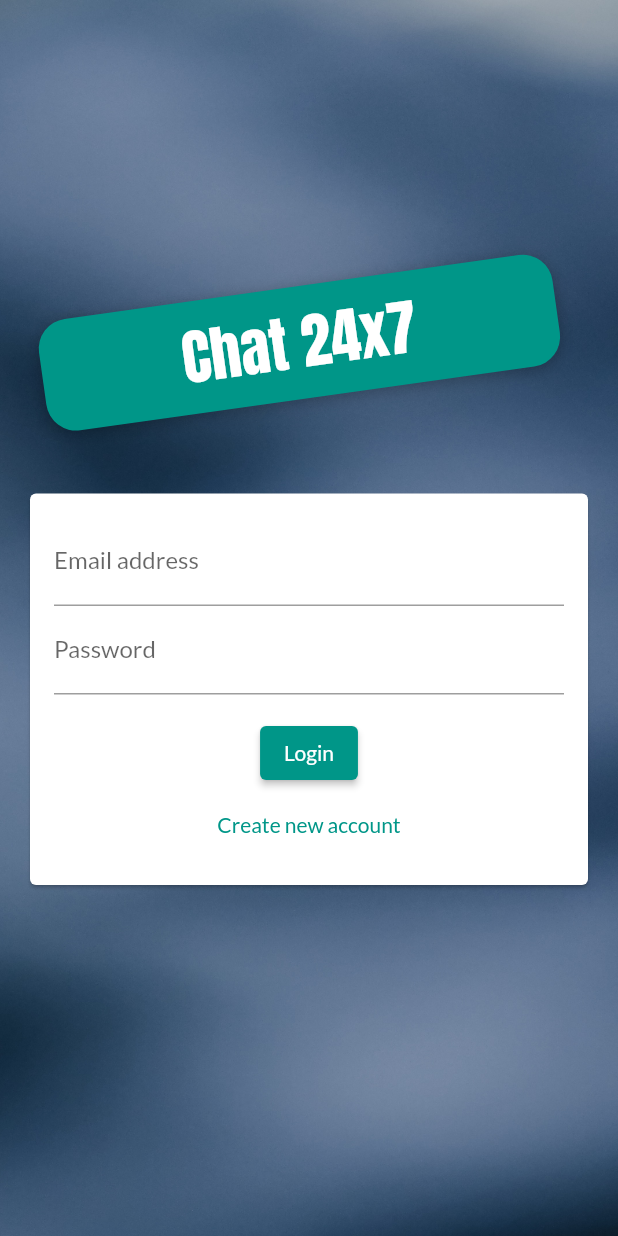
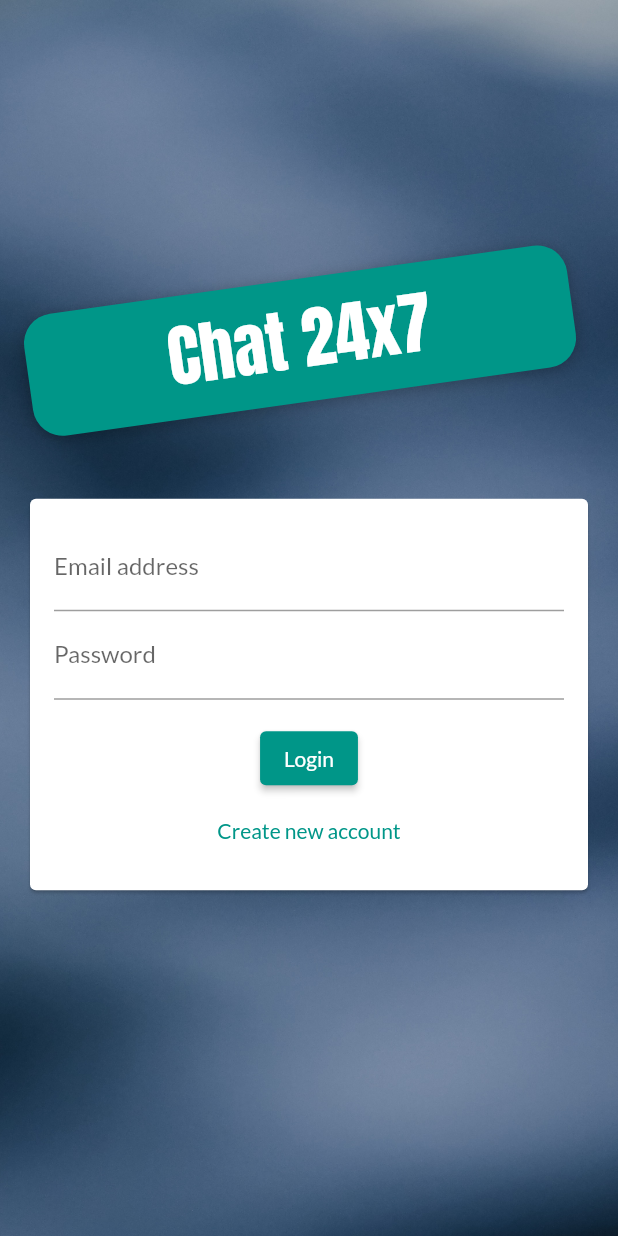
Before and after one commit to anshul19912/chat_app, a Flutter app: the screen it shows after launch, on a phone screen of 412 x 824 dp. Run offline on Flutter 3.47's test engine with Material 2 defaults, Android fonts, the phone set to English and light mode, and no system bars; our stand-ins replace cloud_firestore, firebase_auth, firebase_core, firebase_storage, image_picker; accounts and stored records are empty.

Commit message:
final commit

```diff
--- a/lib/main.dart
+++ b/lib/main.dart
@@ -1,3 +1,4 @@
+// @dart=2.9
 import 'package:chat_app/screens/auth_screen.dart';
 import 'package:chat_app/screens/chat_screen.dart';
 import 'package:chat_app/screens/splash_screen.dart';
@@ -8,7 +9,7 @@ import 'package:flutter/material.dart';
 void main() => runApp(MyApp());
 
 class MyApp extends StatelessWidget {
-  const MyApp({super.key});
+
 
   @override
   Widget build(BuildContext context) {
--- a/lib/screens/auth_screen.dart
+++ b/lib/screens/auth_screen.dart
@@ -106,7 +106,7 @@ class _AuthScreenState extends State<AuthScreen> {
                             'Chat 24x7',
                             style: TextStyle(
                               color: Colors.white,
-                              fontSize: 40,
+                              fontSize: 45,
                               fontFamily: 'Anton',
                               fontWeight: FontWeight.normal,
                             ),
```
